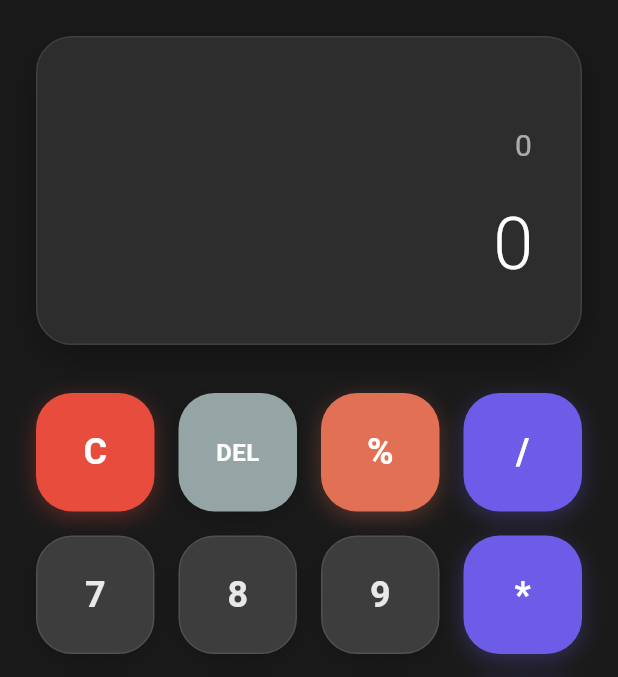
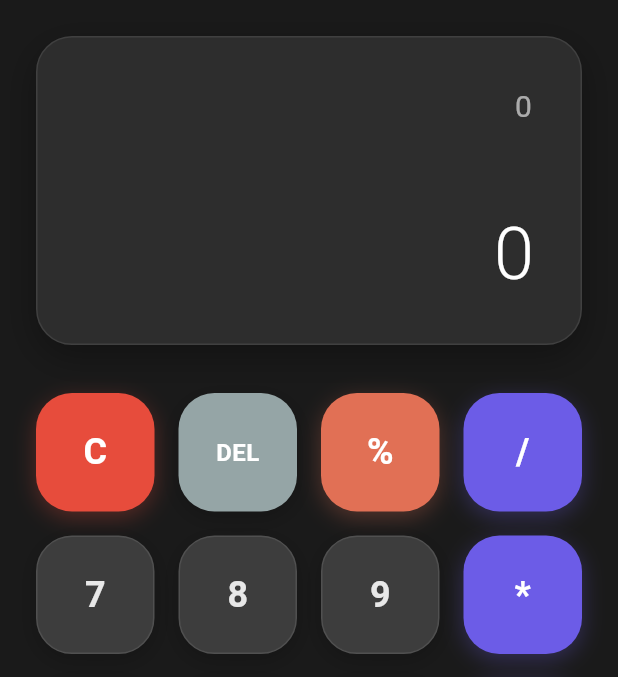
Before and after one commit to adhilkrishnag/calculator, a Flutter app: the screen it shows after launch, on a phone screen of 412 x 824 dp, the part 96-773 px from its top. Run offline on Flutter 3.47's test engine with Material 3 defaults, Android fonts, the phone set to English and light mode, and no system bars; our stand-ins replace flutter_bloc, math_expressions.

```diff
--- a/code/lib/features/home/home.dart
+++ b/code/lib/features/home/home.dart
@@ -16,6 +16,7 @@ class _HomeState extends State<Home> with TickerProviderStateMixin {
   late AnimationController _rippleController;
   late Animation<double> _scaleAnimation;
   late Animation<double> _rippleAnimation;
+  late ScrollController _scrollController;
 
   @override
   void initState() {
@@ -36,10 +37,13 @@ class _HomeState extends State<Home> with TickerProviderStateMixin {
     _rippleAnimation = Tween<double>(begin: 0.0, end: 1.0).animate(
       CurvedAnimation(parent: _rippleController, curve: Curves.easeOut),
     );
+
+    _scrollController = ScrollController();
   }
 
   @override
   void dispose() {
+    _scrollController.dispose();
     _scaleController.dispose();
     _rippleController.dispose();
     super.dispose();
@@ -149,12 +153,29 @@ class _HomeState extends State<Home> with TickerProviderStateMixin {
                   ],
                 ),
                 child: BlocBuilder<CalculatorBloc, CalculatorState>(
-                  builder: (context, state) => Column(
+                  builder: (context, state) {
+                    // Auto-scroll to bottom when expression changes
+                    WidgetsBinding.instance.addPostFrameCallback((_) {
+                      if (_scrollController.hasClients) {
+                        _scrollController.jumpTo(
+                          _scrollController.position.maxScrollExtent,
+                        );
+                      }
+                    });
+                    return LayoutBuilder(
+                      builder: (context, constraints) {
+                        return Column(
                           crossAxisAlignment: CrossAxisAlignment.end,
                           mainAxisAlignment: MainAxisAlignment.end,
                           children: [
-                      Text(
-                        state.expression.isEmpty ? '0' : state.expression,
+                            SizedBox(
+                              height: (constraints.maxHeight / 2) - 8,
+                              child: SingleChildScrollView(
+                                controller: _scrollController,
+                                child: Text(
+                                  state.expression.isEmpty
+                                      ? '0'
+                                      : state.expression,
                                   style: TextStyle(
                                     fontSize: 20,
                                     color: Colors.white.withValues(alpha: 0.6),
@@ -162,11 +183,15 @@ class _HomeState extends State<Home> with TickerProviderStateMixin {
                                     letterSpacing: 0.5,
                                   ),
                                   textAlign: TextAlign.end,
+                                  softWrap: true, // Enable text wrapping
+                                  overflow: TextOverflow
+                                      .visible, // Allow overflow for scrolling
+                                ),
+                              ),
                             ),
                             const SizedBox(height: 16),
-                      FittedBox(
-                        fit: BoxFit.scaleDown,
-                        alignment: Alignment.centerRight,
+                            SizedBox(
+                              height: (constraints.maxHeight / 2) - 8,
                               child: Text(
                                 state.result,
                                 style: const TextStyle(
@@ -179,7 +204,10 @@ class _HomeState extends State<Home> with TickerProviderStateMixin {
                               ),
                             ),
                           ],
-                  ),
+                        );
+                      },
+                    );
+                  },
                 ),
               ),
 
```
Lines whose indentation alone changed are shown as unchanged.
